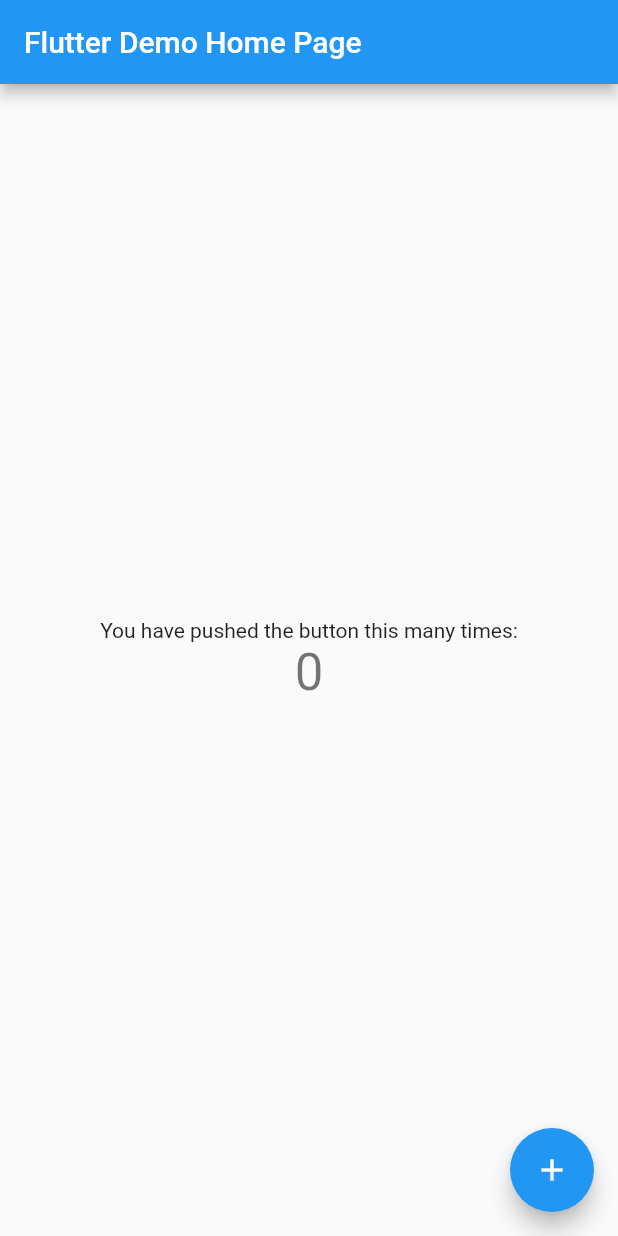
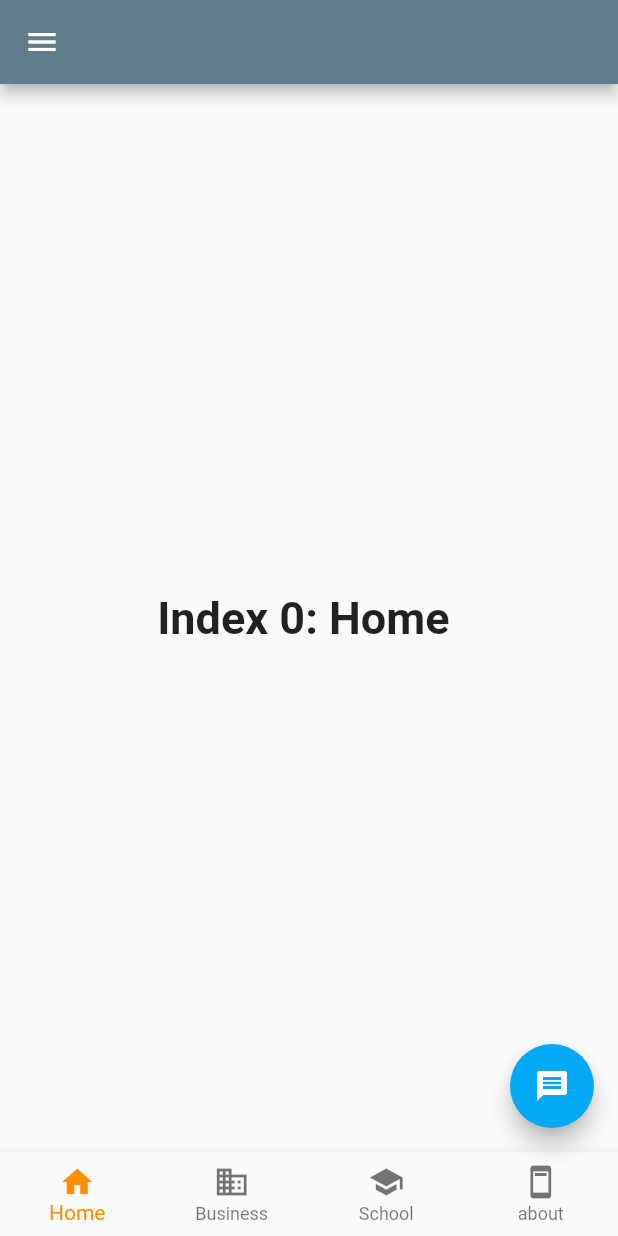
Before and after one commit to BlackKhm/bank, a Flutter app: the screen it shows after launch, on a phone screen of 412 x 824 dp. Run offline on Flutter 3.47's test engine with Material 2 defaults, Android fonts, the light colour scheme and no system bars.

Commit message:
update code

```diff
--- a/lib/main.dart
+++ b/lib/main.dart
@@ -1,115 +1,118 @@
 import 'package:flutter/material.dart';
 
-void main() {
-  runApp(const MyApp());
-}
+void main() => runApp(const MyApp());
 
 class MyApp extends StatelessWidget {
   const MyApp({Key? key}) : super(key: key);
 
-  // This widget is the root of your application.
+  static const String _title = '';
+
   @override
   Widget build(BuildContext context) {
     return MaterialApp(
-      title: 'Flutter Demo',
+      title: _title,
+      debugShowCheckedModeBanner: false,
       theme: ThemeData(
-        // This is the theme of your application.
-        //
-        // Try running your application with "flutter run". You'll see the
-        // application has a blue toolbar. Then, without quitting the app, try
-        // changing the primarySwatch below to Colors.green and then invoke
-        // "hot reload" (press "r" in the console where you ran "flutter run",
-        // or simply save your changes to "hot reload" in a Flutter IDE).
-        // Notice that the counter didn't reset back to zero; the application
-        // is not restarted.
-        primarySwatch: Colors.blue,
+        primarySwatch: Colors.blueGrey,
       ),
-      home: const MyHomePage(title: 'Flutter Demo Home Page'),
+      home: MyStatefulWidget(),
     );
   }
 }
 
-class MyHomePage extends StatefulWidget {
-  const MyHomePage({Key? key, required this.title}) : super(key: key);
-
-  // This widget is the home page of your application. It is stateful, meaning
-  // that it has a State object (defined below) that contains fields that affect
-  // how it looks.
-
-  // This class is the configuration for the state. It holds the values (in this
-  // case the title) provided by the parent (in this case the App widget) and
-  // used by the build method of the State. Fields in a Widget subclass are
-  // always marked "final".
-
-  final String title;
+class MyStatefulWidget extends StatefulWidget {
+  const MyStatefulWidget({Key? key}) : super(key: key);
 
   @override
-  State<MyHomePage> createState() => _MyHomePageState();
+  State<MyStatefulWidget> createState() => _MyStatefulWidgetState();
 }
 
-class _MyHomePageState extends State<MyHomePage> {
-  int _counter = 0;
+class _MyStatefulWidgetState extends State<MyStatefulWidget> {
+  int _selectedIndex = 0;
+  static const TextStyle optionStyle =
+      TextStyle(fontSize: 30, fontWeight: FontWeight.bold);
+  static const List<Widget> _widgetOptions = <Widget>[
+    Text(
+      'Index 0: Home ',
+      style: optionStyle,
+    ),
+    Text(
+      'Index 1: Business',
+      style: optionStyle,
+    ),
+    Text(
+      'Index 2: School',
+      style: optionStyle,
+    ),
+     Text(
+      'Index 3: about',
+      style: optionStyle,
+    ),
+  ];
 
-  void _incrementCounter() {
+  void _onItemTapped(int index) {
     setState(() {
-      // This call to setState tells the Flutter framework that something has
-      // changed in this State, which causes it to rerun the build method below
-      // so that the display can reflect the updated values. If we changed
-      // _counter without calling setState(), then the build method would not be
-      // called again, and so nothing would appear to happen.
-      _counter++;
+      _selectedIndex = index;
     });
   }
 
   @override
   Widget build(BuildContext context) {
-    // This method is rerun every time setState is called, for instance as done
-    // by the _incrementCounter method above.
-    //
-    // The Flutter framework has been optimized to make rerunning build methods
-    // fast, so that you can just rebuild anything that needs updating rather
-    // than having to individually change instances of widgets.
     return Scaffold(
       appBar: AppBar(
-        // Here we take the value from the MyHomePage object that was created by
-        // the App.build method, and use it to set our appbar title.
-        title: Text(widget.title),
+        title: const Text(''),
       ),
       body: Center(
-        // Center is a layout widget. It takes a single child and positions it
-        // in the middle of the parent.
-        child: Column(
-          // Column is also a layout widget. It takes a list of children and
-          // arranges them vertically. By default, it sizes itself to fit its
-          // children horizontally, and tries to be as tall as its parent.
-          //
-          // Invoke "debug painting" (press "p" in the console, choose the
-          // "Toggle Debug Paint" action from the Flutter Inspector in Android
-          // Studio, or the "Toggle Debug Paint" command in Visual Studio Code)
-          // to see the wireframe for each widget.
-          //
-          // Column has various properties to control how it sizes itself and
-          // how it positions its children. Here we use mainAxisAlignment to
-          // center the children vertically; the main axis here is the vertical
-          // axis because Columns are vertical (the cross axis would be
-          // horizontal).
-          mainAxisAlignment: MainAxisAlignment.center,
-          children: <Widget>[
-            const Text(
-              'You have pushed the button this many times:',
-            ),
-            Text(
-              '$_counter',
-              style: Theme.of(context).textTheme.headline4,
-            ),
-          ],
-        ),
+        child: _widgetOptions.elementAt(_selectedIndex),
       ),
       floatingActionButton: FloatingActionButton(
-        onPressed: _incrementCounter,
-        tooltip: 'Increment',
-        child: const Icon(Icons.add),
-      ), // This trailing comma makes auto-formatting nicer for build methods.
+        onPressed: () {
+          // Add your onPressed code here!
+        },
+        child: Icon(Icons.message),
+        backgroundColor: Colors.lightBlue,
+      ),
+      drawer: Drawer(
+        child: ListView(
+        children: [
+          ListTile(
+            leading: Icon(Icons.message),
+            title: Text('Messages'),
+          ),
+          ListTile(
+            leading: Icon(Icons.account_circle),
+            title: Text('Profile'),
+          ),
+          ListTile(
+            leading: Icon(Icons.settings),
+            title: Text('Settings'),
+          ),
+        ],
+      )),
+      bottomNavigationBar: BottomNavigationBar(
+        type: BottomNavigationBarType.fixed,
+        items: const <BottomNavigationBarItem>[
+          BottomNavigationBarItem(
+            icon: Icon(Icons.home),
+            label: 'Home',
+          ),
+          BottomNavigationBarItem(
+            icon: Icon(Icons.business),
+            label: 'Business',
+          ),
+          BottomNavigationBarItem(
+            icon: Icon(Icons.school),
+            label: 'School',
+          ),
+           BottomNavigationBarItem(
+            icon: Icon(Icons.ad_units),
+            label: 'about',
+          ),
+        ],
+        currentIndex: _selectedIndex,
+        selectedItemColor: Colors.amber[800],
+        onTap: _onItemTapped,
+      ),
     );
   }
 }
```
